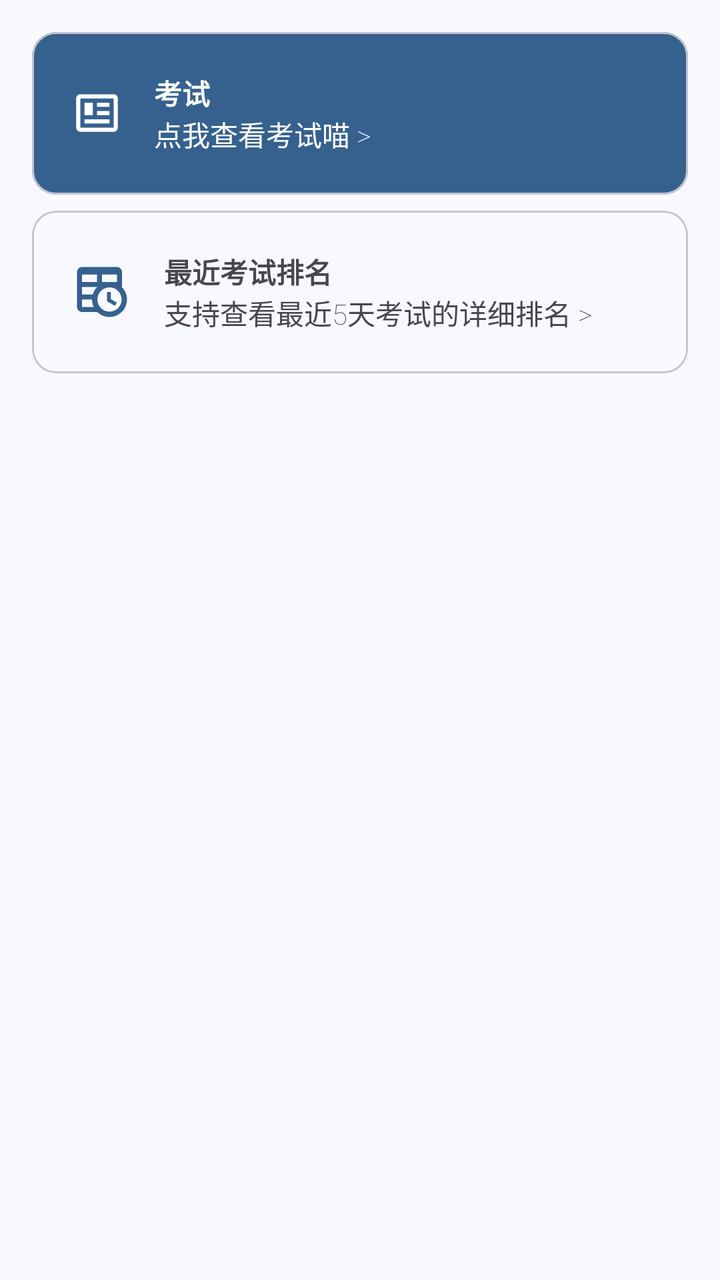
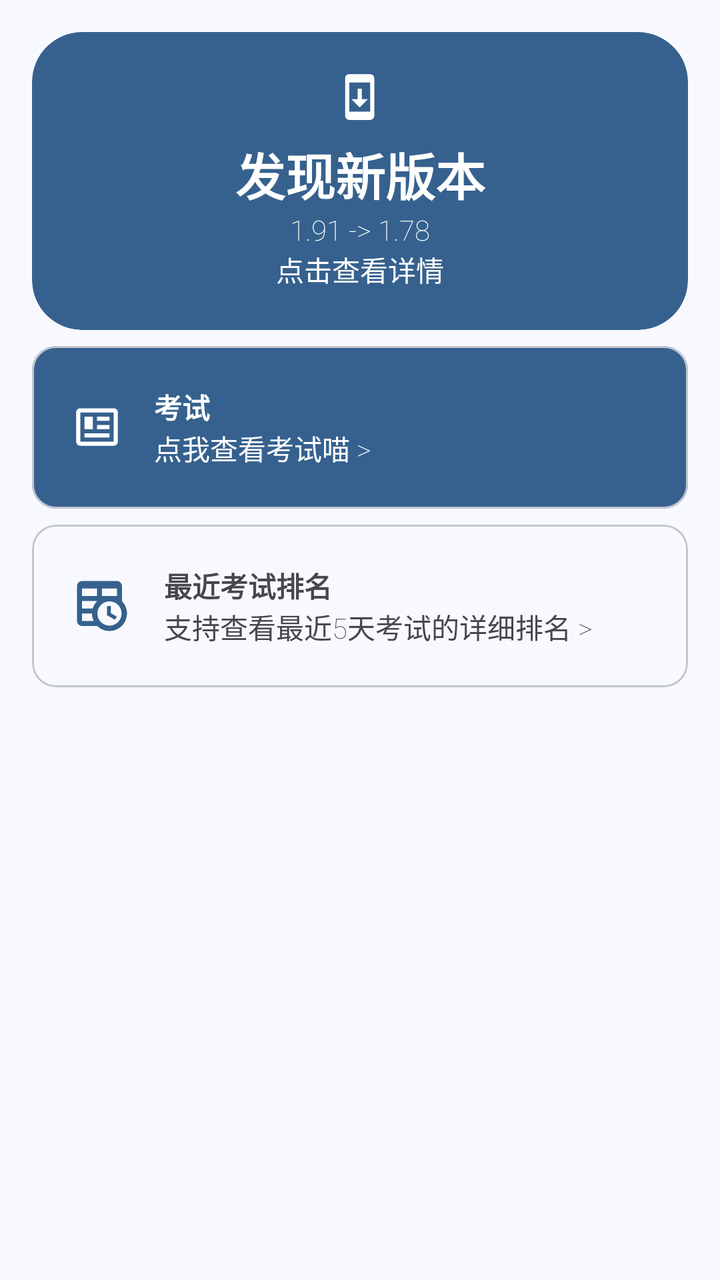

An Android layout rendered at two revisions. The XML below is the earlier revision; the diff shows what the commit changed to produce the second picture.
<!-- AndroidManifest.xml: application theme AppTheme -->
<!-- res/layout/fragment_home.xml -->
<?xml version="1.0" encoding="utf-8"?>
<androidx.coordinatorlayout.widget.CoordinatorLayout
     xmlns:android="http://schemas.android.com/apk/res/android"
     xmlns:app="http://schemas.android.com/apk/res-auto"
     android:layout_height="match_parent"
     android:layout_width="match_parent"
     android:id="@+id/coordinator">

    <androidx.core.widget.NestedScrollView
         android:layout_height="match_parent"
         android:layout_width="match_parent"
         app:layout_behavior="com.google.android.material.appbar.AppBarLayout$ScrollingViewBehavior">

        <LinearLayout
             android:layout_height="wrap_content"
             android:layout_width="match_parent"
             android:padding="16dp"
             android:orientation="vertical">

            <com.google.android.material.card.MaterialCardView
                 android:layout_height="wrap_content"
                 android:layout_width="match_parent"
                 app:cardBackgroundColor="?attr/colorPrimary"
                 android:id="@+id/exam">

                <LinearLayout
                     android:layout_height="wrap_content"
                     android:layout_width="match_parent"
                     android:gravity="center"
                     android:padding="20dp"
                     android:orientation="horizontal">

                    <ImageView
                         android:layout_height="25dp"
                         android:layout_width="25dp"
                         android:src="@drawable/ic_exam"
                         android:scaleType="fitCenter"
                         android:layout_marginRight="16dp"
                         android:tint="?attr/colorOnPrimary" />

                    <LinearLayout
                         android:layout_height="wrap_content"
                         android:layout_width="match_parent"
                         android:gravity="left|center"
                         android:orientation="vertical">

                        <TextView
                             android:layout_height="wrap_content"
                             android:layout_width="match_parent"
                             android:textColor="?attr/colorOnPrimary"
                             android:textStyle="bold"
                             android:text="考试" />

                        <TextView
                             android:layout_height="wrap_content"
                             android:layout_width="match_parent"
                             android:textColor="?attr/colorOnPrimary"
                             android:fontFamily="sans-serif-thin"
                             android:text="点我查看考试喵 >" />

                    </LinearLayout>

                </LinearLayout>

            </com.google.android.material.card.MaterialCardView>

            <com.google.android.material.card.MaterialCardView
                 android:layout_height="wrap_content"
                 android:layout_width="match_parent"
                 android:layout_marginTop="8dp"
                 android:id="@+id/lastExam">

                <LinearLayout
                     android:layout_height="match_parent"
                     android:layout_width="match_parent"
                     android:gravity="center_vertical"
                     android:padding="20dp"
                     android:orientation="horizontal">

                    <ImageView
                         android:layout_height="30dp"
                         android:layout_width="30dp"
                         android:src="@drawable/ic_lasttime"
                         android:layout_marginRight="16dp"
                         android:tint="@color/md_theme_primary" />

                    <LinearLayout
                         android:layout_height="wrap_content"
                         android:layout_width="match_parent"
                         android:gravity="left|center_vertical"
                         android:orientation="vertical">

                        <TextView
                             android:layout_height="wrap_content"
                             android:layout_width="wrap_content"
                             android:textStyle="bold"
                             android:text="最近考试排名" />

                        <TextView
                             android:layout_height="wrap_content"
                             android:layout_width="wrap_content"
                             android:fontFamily="sans-serif-thin"
                             android:text="支持查看最近5天考试的详细排名 >" />

                    </LinearLayout>

                </LinearLayout>

            </com.google.android.material.card.MaterialCardView>

        </LinearLayout>

    </androidx.core.widget.NestedScrollView>

</androidx.coordinatorlayout.widget.CoordinatorLayout>
<!-- resources referenced by this layout -->
<resources>
  <color name="md_theme_primary">#36618E</color>
  <!-- drawable ic_exam (drawable) -->
  <vector
  	xmlns:android="http://schemas.android.com/apk/res/android"
  	android:width="50dp"
  	android:height="50dp"
  	android:viewportHeight="24"
  	android:viewportWidth="24">
  
  		<path
  			android:fillColor="#ff000000"
  			android:pathData="M20,5L20,19L4,19L4,5H20M20,3H4C2.89,3 2,3.89 2,5V19C2,20.11 2.89,21 4,21H20C21.11,21 22,20.11 22,19V5C22,3.89 21.11,3 20,3M18,15H6V17H18V15M10,7H6V13H10V7M12,9H18V7H12V9M18,11H12V13H18V11Z"/>
  
  </vector>
  <color name="md_theme_onPrimary">#FFFFFF</color>
  <color name="md_theme_primaryContainer">#D1E4FF</color>
  <color name="md_theme_onPrimaryContainer">#1A4975</color>
  <color name="md_theme_secondary">#535F70</color>
  <color name="md_theme_onSecondary">#FFFFFF</color>
  <color name="md_theme_secondaryContainer">#D7E3F8</color>
  <color name="md_theme_onSecondaryContainer">#3B4858</color>
  <color name="md_theme_tertiary">#6B5778</color>
  <color name="md_theme_onTertiary">#FFFFFF</color>
  <color name="md_theme_tertiaryContainer">#F3DAFF</color>
  <color name="md_theme_onTertiaryContainer">#523F5F</color>
  <color name="md_theme_error">#BA1A1A</color>
  <color name="md_theme_onError">#FFFFFF</color>
  <color name="md_theme_errorContainer">#FFDAD6</color>
  <color name="md_theme_onErrorContainer">#93000A</color>
  <color name="md_theme_background">#F8F9FF</color>
  <color name="md_theme_onBackground">#191C20</color>
  <color name="md_theme_surface">#F8F9FF</color>
  <color name="md_theme_onSurface">#191C20</color>
  <color name="md_theme_surfaceVariant">#DFE2EB</color>
  <color name="md_theme_onSurfaceVariant">#43474E</color>
  <color name="md_theme_outline">#73777F</color>
  <color name="md_theme_outlineVariant">#C3C6CF</color>
  <color name="md_theme_inverseSurface">#2E3135</color>
  <color name="md_theme_inverseOnSurface">#EFF0F7</color>
  <color name="md_theme_inversePrimary">#A0CAFD</color>
  <color name="md_theme_primaryFixed">#D1E4FF</color>
  <color name="md_theme_onPrimaryFixed">#001D36</color>
  <color name="md_theme_primaryFixedDim">#A0CAFD</color>
  <color name="md_theme_onPrimaryFixedVariant">#1A4975</color>
  <color name="md_theme_secondaryFixed">#D7E3F8</color>
  <color name="md_theme_onSecondaryFixed">#101C2B</color>
  <color name="md_theme_secondaryFixedDim">#BBC7DB</color>
  <color name="md_theme_onSecondaryFixedVariant">#3B4858</color>
  <color name="md_theme_tertiaryFixed">#F3DAFF</color>
  <color name="md_theme_onTertiaryFixed">#251431</color>
  <color name="md_theme_tertiaryFixedDim">#D7BEE4</color>
  <color name="md_theme_onTertiaryFixedVariant">#523F5F</color>
  <color name="md_theme_surfaceDim">#D8DAE0</color>
  <color name="md_theme_surfaceBright">#F8F9FF</color>
  <color name="md_theme_surfaceContainerLowest">#FFFFFF</color>
  <color name="md_theme_surfaceContainerLow">#F2F3FA</color>
  <color name="md_theme_surfaceContainer">#ECEEF4</color>
  <color name="md_theme_surfaceContainerHigh">#E6E8EE</color>
  <color name="md_theme_surfaceContainerHighest">#E1E2E8</color>
  <!-- unchanged entries left out for length: 2 -->
</resources>

<!-- the commit's change to res/layout/fragment_home.xml (unified diff, before → after) -->
@@ -1,62 +1,122 @@
 <?xml version="1.0" encoding="utf-8"?>
 <androidx.coordinatorlayout.widget.CoordinatorLayout
-     xmlns:android="http://schemas.android.com/apk/res/android"
-     xmlns:app="http://schemas.android.com/apk/res-auto"
-     android:layout_height="match_parent"
-     android:layout_width="match_parent"
-     android:id="@+id/coordinator">
+    xmlns:android="http://schemas.android.com/apk/res/android"
+    xmlns:app="http://schemas.android.com/apk/res-auto"
+    android:layout_height="match_parent"
+    android:layout_width="match_parent"
+    android:id="@+id/coordinator">
 
     <androidx.core.widget.NestedScrollView
-         android:layout_height="match_parent"
-         android:layout_width="match_parent"
-         app:layout_behavior="com.google.android.material.appbar.AppBarLayout$ScrollingViewBehavior">
+        android:layout_height="match_parent"
+        android:layout_width="match_parent"
+        app:layout_behavior="com.google.android.material.appbar.AppBarLayout$ScrollingViewBehavior">
 
         <LinearLayout
-             android:layout_height="wrap_content"
-             android:layout_width="match_parent"
-             android:padding="16dp"
-             android:orientation="vertical">
+            android:layout_height="wrap_content"
+            android:layout_width="match_parent"
+            android:padding="16dp"
+            android:orientation="vertical">
 
             <com.google.android.material.card.MaterialCardView
-                 android:layout_height="wrap_content"
-                 android:layout_width="match_parent"
-                 app:cardBackgroundColor="?attr/colorPrimary"
-                 android:id="@+id/exam">
+                android:layout_height="wrap_content"
+                android:layout_width="match_parent"
+                app:strokeWidth="0dp"
+                app:cardBackgroundColor="@color/md_theme_primary"
+                app:cardCornerRadius="25dp">
 
                 <LinearLayout
-                     android:layout_height="wrap_content"
-                     android:layout_width="match_parent"
-                     android:gravity="center"
-                     android:padding="20dp"
-                     android:orientation="horizontal">
+                    android:layout_height="wrap_content"
+                    android:layout_width="match_parent"
+                    android:gravity="center"
+                    android:padding="20dp"
+                    android:orientation="vertical">
 
                     <ImageView
-                         android:layout_height="25dp"
-                         android:layout_width="25dp"
-                         android:src="@drawable/ic_exam"
-                         android:scaleType="fitCenter"
-                         android:layout_marginRight="16dp"
-                         android:tint="?attr/colorOnPrimary" />
+                        android:layout_height="25dp"
+                        android:layout_width="25dp"
+                        android:src="@drawable/ic_update"
+                        android:scaleType="fitCenter"
+                        android:tint="?attr/colorOnPrimary" />
 
                     <LinearLayout
-                         android:layout_height="wrap_content"
-                         android:layout_width="match_parent"
-                         android:gravity="left|center"
-                         android:orientation="vertical">
+                        android:layout_height="wrap_content"
+                        android:layout_width="match_parent"
+                        android:gravity="left|center"
+                        android:orientation="vertical"
+                        android:layout_marginTop="8dp">
 
                         <TextView
-                             android:layout_height="wrap_content"
-                             android:layout_width="match_parent"
-                             android:textColor="?attr/colorOnPrimary"
-                             android:textStyle="bold"
-                             android:text="考试" />
+                            android:layout_height="wrap_content"
+                            android:layout_width="match_parent"
+                            android:gravity="center"
+                            android:textSize="25sp"
+                            android:textColor="?attr/colorOnPrimary"
+                            android:textStyle="bold"
+                            android:text="发现新版本" />
 
                         <TextView
-                             android:layout_height="wrap_content"
-                             android:layout_width="match_parent"
-                             android:textColor="?attr/colorOnPrimary"
-                             android:fontFamily="sans-serif-thin"
-                             android:text="点我查看考试喵 >" />
+                            android:layout_height="wrap_content"
+                            android:layout_width="match_parent"
+                            android:gravity="center"
+                            android:fontFamily="sans-serif-thin"
+                            android:textColor="?attr/colorOnPrimary"
+                            android:text="1.91 -> 1.78" />
+
+                    </LinearLayout>
+
+                    <TextView
+                            android:layout_height="wrap_content"
+                            android:layout_width="match_parent"
+                            android:gravity="center"
+                            android:fontFamily="sans-serif-thin"
+                            android:textColor="?attr/colorOnPrimary"
+                            android:text="点击查看详情" />
+
+                </LinearLayout>
+
+            </com.google.android.material.card.MaterialCardView>
+
+            <com.google.android.material.card.MaterialCardView
+                android:layout_height="wrap_content"
+                android:layout_width="match_parent"
+                app:cardBackgroundColor="?attr/colorPrimary"
+                android:layout_marginTop="8dp"
+                android:id="@+id/exam">
+
+                <LinearLayout
+                    android:layout_height="wrap_content"
+                    android:layout_width="match_parent"
+                    android:gravity="center"
+                    android:padding="20dp"
+                    android:orientation="horizontal">
+
+                    <ImageView
+                        android:layout_height="25dp"
+                        android:layout_width="25dp"
+                        android:src="@drawable/ic_exam"
+                        android:scaleType="fitCenter"
+                        android:layout_marginRight="16dp"
+                        android:tint="?attr/colorOnPrimary" />
+
+                    <LinearLayout
+                        android:layout_height="wrap_content"
+                        android:layout_width="match_parent"
+                        android:gravity="left|center"
+                        android:orientation="vertical">
+
+                        <TextView
+                            android:layout_height="wrap_content"
+                            android:layout_width="match_parent"
+                            android:textColor="?attr/colorOnPrimary"
+                            android:textStyle="bold"
+                            android:text="考试" />
+
+                        <TextView
+                            android:layout_height="wrap_content"
+                            android:layout_width="match_parent"
+                            android:fontFamily="sans-serif-thin"
+                            android:textColor="?attr/colorOnPrimary"
+                            android:text="点我查看考试喵 >" />
 
                     </LinearLayout>
 
@@ -65,42 +125,42 @@
             </com.google.android.material.card.MaterialCardView>
 
             <com.google.android.material.card.MaterialCardView
-                 android:layout_height="wrap_content"
-                 android:layout_width="match_parent"
-                 android:layout_marginTop="8dp"
-                 android:id="@+id/lastExam">
+                android:layout_height="wrap_content"
+                android:layout_width="match_parent"
+                android:layout_marginTop="8dp"
+                android:id="@+id/lastExam">
 
                 <LinearLayout
-                     android:layout_height="match_parent"
-                     android:layout_width="match_parent"
-                     android:gravity="center_vertical"
-                     android:padding="20dp"
-                     android:orientation="horizontal">
+                    android:layout_height="match_parent"
+                    android:layout_width="match_parent"
+                    android:gravity="center_vertical"
+                    android:padding="20dp"
+                    android:orientation="horizontal">
 
                     <ImageView
-                         android:layout_height="30dp"
-                         android:layout_width="30dp"
-                         android:src="@drawable/ic_lasttime"
-                         android:layout_marginRight="16dp"
-                         android:tint="@color/md_theme_primary" />
+                        android:layout_height="30dp"
+                        android:layout_width="30dp"
+                        android:src="@drawable/ic_lasttime"
+                        android:layout_marginRight="16dp"
+                        android:tint="@color/md_theme_primary" />
 
                     <LinearLayout
-                         android:layout_height="wrap_content"
-                         android:layout_width="match_parent"
-                         android:gravity="left|center_vertical"
-                         android:orientation="vertical">
+                        android:layout_height="wrap_content"
+                        android:layout_width="match_parent"
+                        android:gravity="center_vertical"
+                        android:orientation="vertical">
 
                         <TextView
-                             android:layout_height="wrap_content"
-                             android:layout_width="wrap_content"
-                             android:textStyle="bold"
-                             android:text="最近考试排名" />
+                            android:layout_height="wrap_content"
+                            android:layout_width="wrap_content"
+                            android:textStyle="bold"
+                            android:text="最近考试排名" />
 
                         <TextView
-                             android:layout_height="wrap_content"
-                             android:layout_width="wrap_content"
-                             android:fontFamily="sans-serif-thin"
-                             android:text="支持查看最近5天考试的详细排名 >" />
+                            android:layout_height="wrap_content"
+                            android:layout_width="wrap_content"
+                            android:fontFamily="sans-serif-thin"
+                            android:text="支持查看最近5天考试的详细排名 >" />
 
                     </LinearLayout>
 
<!-- resource entries referenced after the edit -->
@@ -12,6 +12,19 @@
   		<path
   			android:fillColor="#ff000000"
   			android:pathData="M20,5L20,19L4,19L4,5H20M20,3H4C2.89,3 2,3.89 2,5V19C2,20.11 2.89,21 4,21H20C21.11,21 22,20.11 22,19V5C22,3.89 21.11,3 20,3M18,15H6V17H18V15M10,7H6V13H10V7M12,9H18V7H12V9M18,11H12V13H18V11Z"/>
+  
+  </vector>
+  <!-- drawable ic_update (drawable) -->
+  <vector
+  	xmlns:android="http://schemas.android.com/apk/res/android"
+  	android:width="50dp"
+  	android:height="50dp"
+  	android:viewportHeight="24"
+  	android:viewportWidth="24">
+  
+  		<path
+  			android:fillColor="#ff000000"
+  			android:pathData="M17,1H7A2,2 0,0 0,5 3V21A2,2 0,0 0,7 23H17A2,2 0,0 0,19 21V3A2,2 0,0 0,17 1M17,19H7V5H17V19M16,13H13V8H11V13H8L12,17L16,13Z"/>
   
   </vector>
   <color name="md_theme_onPrimary">#FFFFFF</color>
